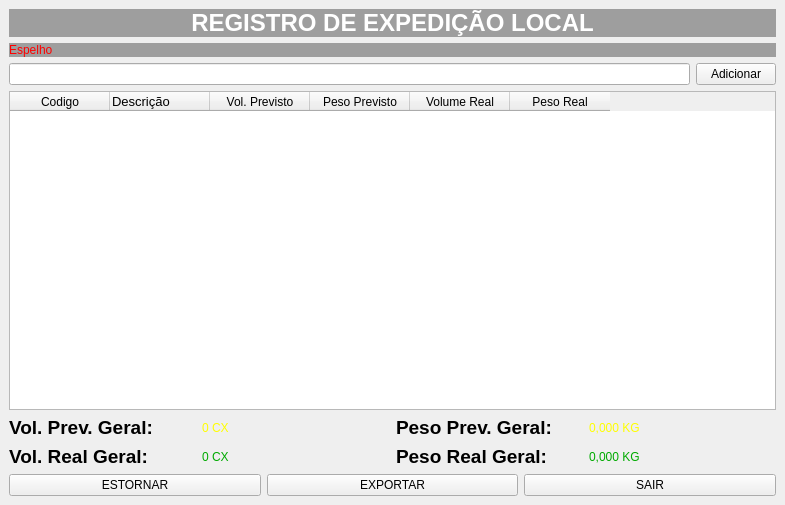
Old version of the form gui/view/tela_leitura.ui in the repository siqueiradias/Expedicao_local.
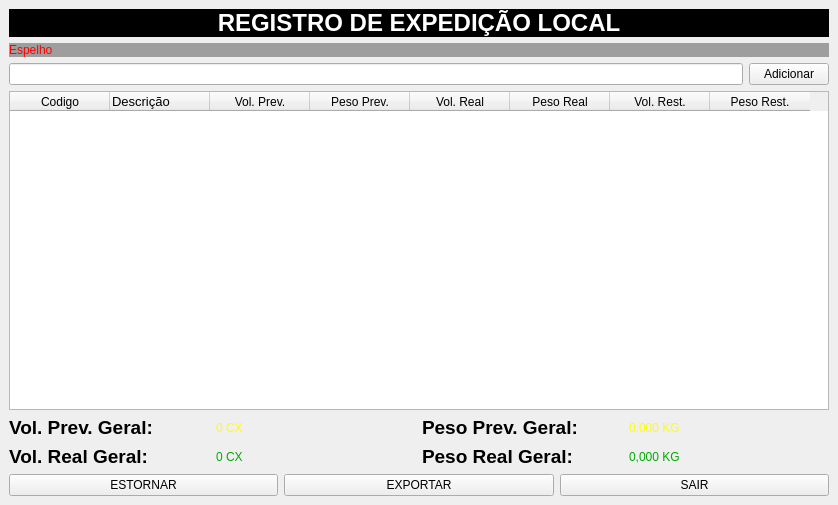
New version of the form.

Commit message:
CONEXÃO DB leitura de espelho
falta fazer o update na tb_espelho

Patch:
```diff
--- a/gui/view/tela_leitura.ui
+++ b/gui/view/tela_leitura.ui
@@ -6,7 +6,7 @@
    <rect>
     <x>0</x>
     <y>0</y>
-    <width>785</width>
+    <width>838</width>
     <height>505</height>
    </rect>
   </property>
@@ -104,17 +104,17 @@
       </column>
       <column>
        <property name="text">
-        <string>Vol. Previsto</string>
+        <string>Vol. Prev.</string>
        </property>
       </column>
       <column>
        <property name="text">
-        <string>Peso Previsto</string>
+        <string>Peso Prev.</string>
        </property>
       </column>
       <column>
        <property name="text">
-        <string>Volume Real</string>
+        <string>Vol. Real</string>
        </property>
       </column>
       <column>
@@ -122,6 +122,16 @@
         <string>Peso Real</string>
        </property>
       </column>
+      <column>
+       <property name="text">
+        <string>Vol. Rest.</string>
+       </property>
+      </column>
+      <column>
+       <property name="text">
+        <string>Peso Rest.</string>
+       </property>
+      </column>
      </widget>
     </item>
     <item row="6" column="0">
@@ -169,7 +179,7 @@
       <item>
        <widget class="QLabel" name="label">
         <property name="styleSheet">
-         <string notr="true">background-color: rgb(158, 158, 158);
+         <string notr="true">background-color: rgb(0, 0, 0);
 color: rgb(255, 255, 255);</string>
         </property>
         <property name="text">
```
Left out of the diff: 21 changed lines with no effect on the pictures. The commit also changes 6 other files.
